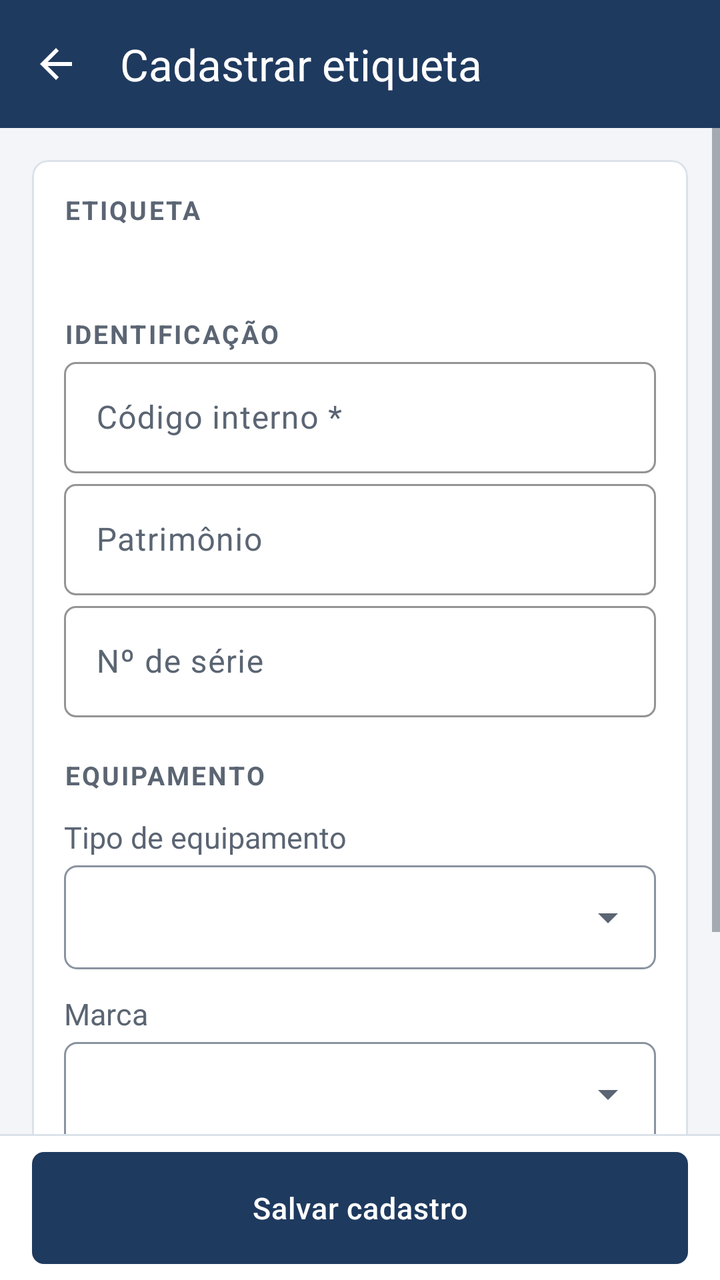
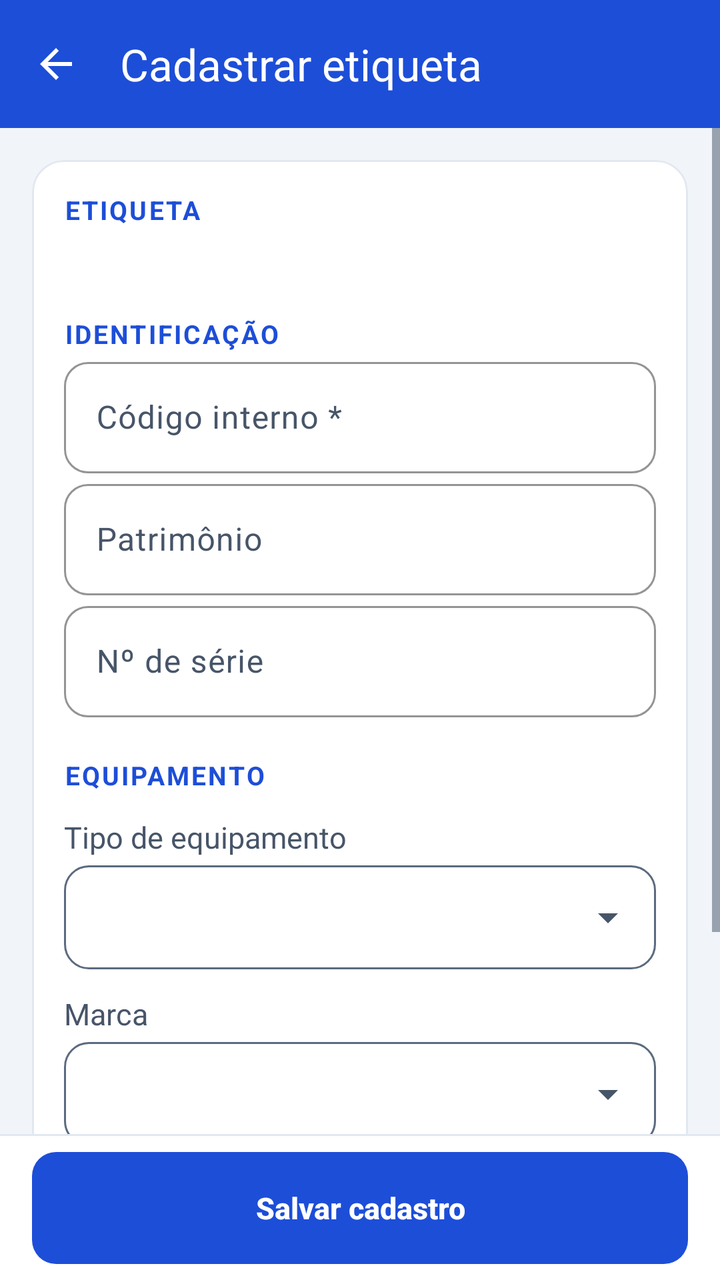

Before-and-after screenshots of an Android layout around one commit, followed by the original layout XML and the change that was made.
<!-- AndroidManifest.xml: application theme Theme.RFIDAndroid -->
<!-- res/layout/activity_cadastro_tag.xml -->
<LinearLayout xmlns:android="http://schemas.android.com/apk/res/android"
    xmlns:app="http://schemas.android.com/apk/res-auto"
    android:orientation="vertical"
    android:layout_width="match_parent"
    android:layout_height="match_parent">

    
    <com.google.android.material.appbar.MaterialToolbar
        android:id="@+id/barraCadastro"
        style="@style/Widget.RFID.Barra"
        app:title="@string/cadastro_titulo"
        app:navigationIcon="@drawable/ic_voltar"
        app:navigationIconTint="@color/white"
        app:navigationContentDescription="@string/cadastro_voltar"
        android:layout_width="match_parent"
        android:layout_height="wrap_content"/>

    
    <ScrollView
        android:layout_width="match_parent"
        android:layout_height="0dp"
        android:layout_weight="1">

        <LinearLayout
            android:orientation="vertical"
            android:padding="16dp"
            android:layout_width="match_parent"
            android:layout_height="wrap_content">

            <com.google.android.material.card.MaterialCardView
                android:layout_width="match_parent"
                android:layout_height="wrap_content">

                <LinearLayout
                    android:orientation="vertical"
                    android:padding="16dp"
                    android:layout_width="match_parent"
                    android:layout_height="wrap_content">

                    <TextView
                        android:text="@string/cadastro_etiqueta"
                        android:textAppearance="@style/Texto.RFID.Secao"
                        android:layout_width="wrap_content"
                        android:layout_height="wrap_content"/>

                    <TextView
                        android:id="@+id/txtEpc"
                        android:typeface="monospace"
                        android:textColor="@color/marinho"
                        android:textSize="15sp"
                        android:textStyle="bold"
                        android:layout_marginTop="4dp"
                        android:layout_width="match_parent"
                        android:layout_height="wrap_content"/>

                    <TextView
                        android:id="@+id/txtAviso"
                        style="@style/Texto.RFID.Aviso"
                        android:visibility="gone"
                        android:layout_marginTop="12dp"
                        android:layout_width="match_parent"
                        android:layout_height="wrap_content"/>

                    <TextView
                        android:text="@string/cadastro_identificacao"
                        android:textAppearance="@style/Texto.RFID.Secao"
                        android:layout_marginTop="20dp"
                        android:layout_width="wrap_content"
                        android:layout_height="wrap_content"/>

                    <com.google.android.material.textfield.TextInputLayout
                        android:hint="@string/cadastro_codigo_interno"
                        android:layout_width="match_parent"
                        android:layout_height="wrap_content">

                        <com.google.android.material.textfield.TextInputEditText
                            android:id="@+id/edtCodigoInterno"
                            android:inputType="text|textNoSuggestions|textCapCharacters"
                            android:imeOptions="actionNext"
                            android:importantForAutofill="no"
                            android:layout_width="match_parent"
                            android:layout_height="wrap_content"/>
                    </com.google.android.material.textfield.TextInputLayout>

                    <com.google.android.material.textfield.TextInputLayout
                        android:hint="@string/comum_patrimonio"
                        android:layout_width="match_parent"
                        android:layout_height="wrap_content">

                        <com.google.android.material.textfield.TextInputEditText
                            android:id="@+id/edtPatrimonio"
                            android:inputType="text|textNoSuggestions|textCapCharacters"
                            android:imeOptions="actionNext"
                            android:importantForAutofill="no"
                            android:layout_width="match_parent"
                            android:layout_height="wrap_content"/>
                    </com.google.android.material.textfield.TextInputLayout>

                    <com.google.android.material.textfield.TextInputLayout
                        android:hint="@string/cadastro_numero_serie"
                        android:layout_width="match_parent"
                        android:layout_height="wrap_content">

                        <com.google.android.material.textfield.TextInputEditText
                            android:id="@+id/edtNumeroSerie"
                            android:inputType="text|textNoSuggestions|textCapCharacters"
                            android:imeOptions="actionDone"
                            android:importantForAutofill="no"
                            android:layout_width="match_parent"
                            android:layout_height="wrap_content"/>
                    </com.google.android.material.textfield.TextInputLayout>

                    <TextView
                        android:text="@string/cadastro_equipamento"
                        android:textAppearance="@style/Texto.RFID.Secao"
                        android:layout_marginTop="20dp"
                        android:layout_width="wrap_content"
                        android:layout_height="wrap_content"/>

                    <TextView
                        android:text="@string/cadastro_tipo_equipamento"
                        android:textAppearance="@style/Texto.RFID.Secundario"
                        android:layout_marginTop="12dp"
                        android:layout_width="wrap_content"
                        android:layout_height="wrap_content"/>

                    <Spinner
                        android:id="@+id/spnTipo"
                        android:background="@drawable/campo_contorno"
                        android:minHeight="52dp"
                        android:layout_marginTop="4dp"
                        android:layout_width="match_parent"
                        android:layout_height="wrap_content"/>

                    <TextView
                        android:text="@string/cadastro_marca"
                        android:textAppearance="@style/Texto.RFID.Secundario"
                        android:layout_marginTop="12dp"
                        android:layout_width="wrap_content"
                        android:layout_height="wrap_content"/>

                    <Spinner
                        android:id="@+id/spnMarca"
                        android:background="@drawable/campo_contorno"
                        android:minHeight="52dp"
                        android:layout_marginTop="4dp"
                        android:layout_width="match_parent"
                        android:layout_height="wrap_content"/>

                    <TextView
                        android:text="@string/cadastro_modelo"
                        android:textAppearance="@style/Texto.RFID.Secundario"
                        android:layout_marginTop="12dp"
                        android:layout_width="wrap_content"
                        android:layout_height="wrap_content"/>

                    <Spinner
                        android:id="@+id/spnModelo"
                        android:background="@drawable/campo_contorno"
                        android:minHeight="52dp"
                        android:layout_marginTop="4dp"
                        android:layout_width="match_parent"
                        android:layout_height="wrap_content"/>
                </LinearLayout>
            </com.google.android.material.card.MaterialCardView>
        </LinearLayout>
    </ScrollView>

    
    <View
        android:background="@color/borda"
        android:layout_width="match_parent"
        android:layout_height="1dp"/>

    <FrameLayout
        android:background="@color/superficie"
        android:paddingStart="16dp"
        android:paddingEnd="16dp"
        android:paddingTop="8dp"
        android:paddingBottom="8dp"
        android:layout_width="match_parent"
        android:layout_height="wrap_content">

        <Button
            android:id="@+id/btnSalvar"
            android:text="@string/cadastro_salvar"
            android:insetTop="0dp"
            android:insetBottom="0dp"
            android:layout_width="match_parent"
            android:layout_height="56dp"/>
    </FrameLayout>
</LinearLayout>
<!-- resources referenced by this layout -->
<resources>
  <color name="borda">#FFDCE2EA</color>
  <color name="marinho">#FF1F3A5F</color>
  <!-- drawable campo_contorno (drawable) -->
  <?xml version="1.0" encoding="utf-8"?>
  <layer-list xmlns:android="http://schemas.android.com/apk/res/android" android:paddingMode="stack">
      <item>
          <shape android:shape="rectangle">
              <solid android:color="@color/superficie"/>
              <stroke android:width="1dp" android:color="@color/texto_terciario"/>
              <corners android:radius="6dp"/>
              <padding android:left="4dp" android:right="40dp"/>
          </shape>
      </item>
      <item
          android:drawable="@drawable/seta_lista"
          android:gravity="right|center_vertical"
          android:right="12dp"
          android:width="24dp"
          android:height="24dp"/>
  </layer-list>
  <style name="Texto.RFID.Secao" parent="">
          <item name="android:textSize">13sp</item>
          <item name="android:textStyle">bold</item>
          <item name="android:textAllCaps">true</item>
          <item name="android:letterSpacing">0.08</item>
          <item name="android:textColor">@color/texto_secundario</item>
      </style>
  <style name="Widget.RFID.Barra" parent="Widget.Material3.Toolbar">
          <item name="android:background">@color/marinho</item>
          <item name="titleTextColor">@color/white</item>
          <item name="subtitleTextColor">#CCFFFFFF</item>
          <item name="android:minHeight">?attr/actionBarSize</item>
          <item name="android:theme">@style/ThemeOverlay.Material3.Dark.ActionBar</item>
          
          <item name="popupTheme">@style/ThemeOverlay.Material3.Light</item>
      </style>
  <style name="Theme.RFIDAndroid" parent="Theme.Material3.Light.NoActionBar">
          <item name="colorPrimary">@color/marinho</item>
          <item name="colorOnPrimary">@color/white</item>
          <item name="colorPrimaryContainer">@color/azul_claro</item>
          <item name="colorOnPrimaryContainer">@color/marinho_escuro</item>
          <item name="colorSecondary">@color/azul</item>
          <item name="colorOnSecondary">@color/white</item>
          <item name="colorSecondaryContainer">@color/azul_claro</item>
          <item name="colorOnSecondaryContainer">@color/marinho_escuro</item>
          <item name="colorError">@color/erro</item>
          <item name="colorOutline">@color/borda</item>
          <item name="colorOutlineVariant">@color/borda</item>
          <item name="colorSurface">@color/superficie</item>
          <item name="colorOnSurface">@color/texto</item>
          <item name="colorOnSurfaceVariant">@color/texto_secundario</item>
          <item name="colorSurfaceContainerHighest">@color/superficie</item>
          <item name="android:colorBackground">@color/fundo</item>
          <item name="android:textColorPrimary">@color/texto</item>
          <item name="android:textColorSecondary">@color/texto_secundario</item>
  
          <item name="android:statusBarColor">@color/marinho_escuro</item>
          <item name="android:windowLightStatusBar">false</item>
          <item name="android:navigationBarColor">@color/marinho_escuro</item>
  
          <item name="materialButtonStyle">@style/Widget.RFID.Botao</item>
          <item name="materialButtonOutlinedStyle">@style/Widget.RFID.Botao.Contorno</item>
          <item name="textInputStyle">@style/Widget.RFID.Campo</item>
          <item name="materialCardViewStyle">@style/Widget.RFID.Cartao</item>
          <item name="tabStyle">@style/Widget.RFID.Abas</item>
          <item name="checkboxStyle">@style/Widget.Material3.CompoundButton.CheckBox</item>
      </style>
  <color name="texto_terciario">#FF8A93A0</color>
  <color name="atencao_fundo">#FFFFF4E0</color>
  <color name="atencao">#FF8A5200</color>
  <color name="texto_secundario">#FF5B6573</color>
  <color name="azul_claro">#FFE3ECF6</color>
  <color name="marinho_escuro">#FF152A45</color>
  <color name="azul">#FF2E6DA4</color>
  <color name="erro">#FFC62828</color>
  <color name="texto">#FF1C2530</color>
  <color name="fundo">#FFF3F5F8</color>
  <style name="Widget.RFID.Botao" parent="Widget.Material3.Button">
          <item name="shapeAppearance">@style/Forma.RFID.Pequena</item>
          <item name="android:minHeight">52dp</item>
          <item name="android:textSize">15sp</item>
          <item name="android:letterSpacing">0.02</item>
      </style>
  <style name="Widget.RFID.Botao.Contorno" parent="Widget.Material3.Button.OutlinedButton">
          <item name="shapeAppearance">@style/Forma.RFID.Pequena</item>
          <item name="android:minHeight">52dp</item>
          <item name="android:textSize">15sp</item>
          <item name="strokeColor">@color/marinho</item>
      </style>
  <style name="Widget.RFID.Campo" parent="Widget.Material3.TextInputLayout.OutlinedBox">
          <item name="shapeAppearance">@style/Forma.RFID.Pequena</item>
          <item name="boxStrokeColor">@color/marinho</item>
          <item name="hintTextColor">@color/marinho</item>
          <item name="android:layout_marginTop">12dp</item>
      </style>
  <style name="Widget.RFID.Cartao" parent="Widget.Material3.CardView.Outlined">
          <item name="cardBackgroundColor">@color/superficie</item>
          <item name="strokeColor">@color/borda</item>
          <item name="cardCornerRadius">8dp</item>
          <item name="cardElevation">0dp</item>
      </style>
  <style name="Widget.RFID.Abas" parent="Widget.Material3.TabLayout">
          <item name="android:background">@color/superficie</item>
          <item name="tabIndicatorColor">@color/marinho</item>
          <item name="tabSelectedTextColor">@color/marinho</item>
          <item name="tabTextColor">@color/texto_secundario</item>
          <item name="tabIndicatorFullWidth">true</item>
          <item name="tabGravity">fill</item>
          <item name="tabMode">fixed</item>
      </style>
  <style name="Forma.RFID.Pequena" parent="">
          <item name="cornerFamily">rounded</item>
          <item name="cornerSize">6dp</item>
      </style>
  <!-- unchanged entries left out for length: 18 -->
</resources>

<!-- the commit's change to res/layout/activity_cadastro_tag.xml (unified diff, before → after) -->
@@ -46,7 +46,7 @@
                     <TextView
                         android:id="@+id/txtEpc"
                         android:typeface="monospace"
-                        android:textColor="@color/marinho"
+                        android:textColor="@color/primaria"
                         android:textSize="15sp"
                         android:textStyle="bold"
                         android:layout_marginTop="4dp"
<!-- resource entries referenced after the edit -->
@@ -1,7 +1,7 @@
 <!-- resources referenced by this layout -->
 <resources>
-  <color name="borda">#FFDCE2EA</color>
-  <color name="marinho">#FF1F3A5F</color>
+  <color name="borda">#FFE2E8F0</color>
+  <color name="primaria">#FF1D4ED8</color>
   <!-- drawable campo_contorno (drawable) -->
   <?xml version="1.0" encoding="utf-8"?>
   <layer-list xmlns:android="http://schemas.android.com/apk/res/android" android:paddingMode="stack">
@@ -9,7 +9,7 @@
           <shape android:shape="rectangle">
               <solid android:color="@color/superficie"/>
               <stroke android:width="1dp" android:color="@color/texto_terciario"/>
-              <corners android:radius="6dp"/>
+              <corners android:radius="12dp"/>
               <padding android:left="4dp" android:right="40dp"/>
           </shape>
       </item>
@@ -25,10 +25,10 @@
           <item name="android:textStyle">bold</item>
           <item name="android:textAllCaps">true</item>
           <item name="android:letterSpacing">0.08</item>
-          <item name="android:textColor">@color/texto_secundario</item>
+          <item name="android:textColor">@color/primaria</item>
       </style>
   <style name="Widget.RFID.Barra" parent="Widget.Material3.Toolbar">
-          <item name="android:background">@color/marinho</item>
+          <item name="android:background">@color/primaria</item>
           <item name="titleTextColor">@color/white</item>
           <item name="subtitleTextColor">#CCFFFFFF</item>
           <item name="android:minHeight">?attr/actionBarSize</item>
@@ -37,14 +37,14 @@
           <item name="popupTheme">@style/ThemeOverlay.Material3.Light</item>
       </style>
   <style name="Theme.RFIDAndroid" parent="Theme.Material3.Light.NoActionBar">
-          <item name="colorPrimary">@color/marinho</item>
+          <item name="colorPrimary">@color/primaria</item>
           <item name="colorOnPrimary">@color/white</item>
-          <item name="colorPrimaryContainer">@color/azul_claro</item>
-          <item name="colorOnPrimaryContainer">@color/marinho_escuro</item>
-          <item name="colorSecondary">@color/azul</item>
+          <item name="colorPrimaryContainer">@color/primaria_clara</item>
+          <item name="colorOnPrimaryContainer">@color/primaria_escura</item>
+          <item name="colorSecondary">@color/secundaria</item>
           <item name="colorOnSecondary">@color/white</item>
-          <item name="colorSecondaryContainer">@color/azul_claro</item>
-          <item name="colorOnSecondaryContainer">@color/marinho_escuro</item>
+          <item name="colorSecondaryContainer">@color/primaria_clara</item>
+          <item name="colorOnSecondaryContainer">@color/primaria_escura</item>
           <item name="colorError">@color/erro</item>
           <item name="colorOutline">@color/borda</item>
           <item name="colorOutlineVariant">@color/borda</item>
@@ -56,9 +56,9 @@
           <item name="android:textColorPrimary">@color/texto</item>
           <item name="android:textColorSecondary">@color/texto_secundario</item>
   
-          <item name="android:statusBarColor">@color/marinho_escuro</item>
+          <item name="android:statusBarColor">@color/primaria_escura</item>
           <item name="android:windowLightStatusBar">false</item>
-          <item name="android:navigationBarColor">@color/marinho_escuro</item>
+          <item name="android:navigationBarColor">@color/primaria_escura</item>
   
           <item name="materialButtonStyle">@style/Widget.RFID.Botao</item>
           <item name="materialButtonOutlinedStyle">@style/Widget.RFID.Botao.Contorno</item>
@@ -67,52 +67,69 @@
           <item name="tabStyle">@style/Widget.RFID.Abas</item>
           <item name="checkboxStyle">@style/Widget.Material3.CompoundButton.CheckBox</item>
       </style>
-  <color name="texto_terciario">#FF8A93A0</color>
-  <color name="atencao_fundo">#FFFFF4E0</color>
-  <color name="atencao">#FF8A5200</color>
-  <color name="texto_secundario">#FF5B6573</color>
-  <color name="azul_claro">#FFE3ECF6</color>
-  <color name="marinho_escuro">#FF152A45</color>
-  <color name="azul">#FF2E6DA4</color>
-  <color name="erro">#FFC62828</color>
-  <color name="texto">#FF1C2530</color>
-  <color name="fundo">#FFF3F5F8</color>
+  <color name="texto_terciario">#FF5B6B7F</color>
+  <color name="atencao_fundo">#FFFEF3C7</color>
+  <color name="atencao">#FF92400E</color>
+  <color name="texto_secundario">#FF475569</color>
+  <color name="primaria_clara">#FFDBEAFE</color>
+  <color name="primaria_escura">#FF1E3A8A</color>
+  <color name="secundaria">#FF0E7490</color>
+  <color name="erro">#FFB91C1C</color>
+  <color name="texto">#FF0F172A</color>
+  <color name="fundo">#FFF1F5F9</color>
   <style name="Widget.RFID.Botao" parent="Widget.Material3.Button">
           <item name="shapeAppearance">@style/Forma.RFID.Pequena</item>
           <item name="android:minHeight">52dp</item>
           <item name="android:textSize">15sp</item>
-          <item name="android:letterSpacing">0.02</item>
+          <item name="android:letterSpacing">0</item>
+          <item name="android:textStyle">bold</item>
       </style>
   <style name="Widget.RFID.Botao.Contorno" parent="Widget.Material3.Button.OutlinedButton">
           <item name="shapeAppearance">@style/Forma.RFID.Pequena</item>
           <item name="android:minHeight">52dp</item>
           <item name="android:textSize">15sp</item>
-          <item name="strokeColor">@color/marinho</item>
+          <item name="strokeColor">@color/primaria</item>
+          <item name="strokeWidth">1.5dp</item>
+          <item name="android:textStyle">bold</item>
       </style>
   <style name="Widget.RFID.Campo" parent="Widget.Material3.TextInputLayout.OutlinedBox">
           <item name="shapeAppearance">@style/Forma.RFID.Pequena</item>
-          <item name="boxStrokeColor">@color/marinho</item>
-          <item name="hintTextColor">@color/marinho</item>
+          <item name="boxStrokeColor">@color/primaria</item>
+          <item name="hintTextColor">@color/primaria</item>
           <item name="android:layout_marginTop">12dp</item>
       </style>
   <style name="Widget.RFID.Cartao" parent="Widget.Material3.CardView.Outlined">
           <item name="cardBackgroundColor">@color/superficie</item>
           <item name="strokeColor">@color/borda</item>
-          <item name="cardCornerRadius">8dp</item>
+          <item name="cardCornerRadius">16dp</item>
           <item name="cardElevation">0dp</item>
       </style>
   <style name="Widget.RFID.Abas" parent="Widget.Material3.TabLayout">
           <item name="android:background">@color/superficie</item>
-          <item name="tabIndicatorColor">@color/marinho</item>
-          <item name="tabSelectedTextColor">@color/marinho</item>
+          <item name="tabIndicatorColor">@color/primaria</item>
+          <item name="tabSelectedTextColor">@color/primaria</item>
           <item name="tabTextColor">@color/texto_secundario</item>
-          <item name="tabIndicatorFullWidth">true</item>
+          <item name="tabIndicatorFullWidth">false</item>
+          <item name="tabIndicator">@drawable/indicador_aba</item>
+          <item name="tabIndicatorHeight">4dp</item>
+          <item name="tabTextAppearance">@style/Texto.RFID.Aba</item>
           <item name="tabGravity">fill</item>
           <item name="tabMode">fixed</item>
       </style>
   <style name="Forma.RFID.Pequena" parent="">
           <item name="cornerFamily">rounded</item>
-          <item name="cornerSize">6dp</item>
+          <item name="cornerSize">12dp</item>
+      </style>
+  <!-- drawable indicador_aba (drawable) -->
+  <?xml version="1.0" encoding="utf-8"?>
+  <shape xmlns:android="http://schemas.android.com/apk/res/android" android:shape="rectangle">
+      <corners android:topLeftRadius="4dp" android:topRightRadius="4dp"/>
+      <solid android:color="@color/white"/>
+  </shape>
+  <style name="Texto.RFID.Aba" parent="TextAppearance.Material3.TitleSmall">
+          <item name="android:textSize">15sp</item>
+          <item name="android:textStyle">bold</item>
+          <item name="android:textAllCaps">false</item>
       </style>
   <!-- unchanged entries left out for length: 18 -->
 </resources>
